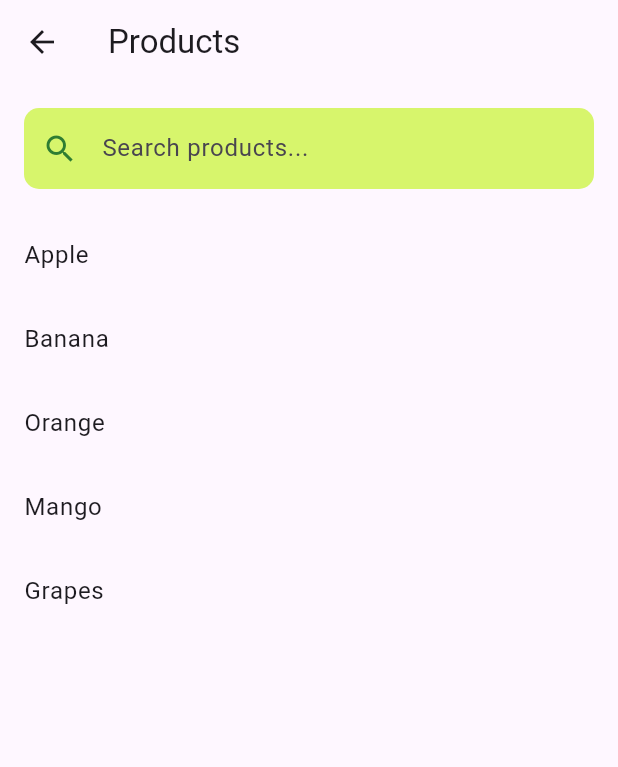
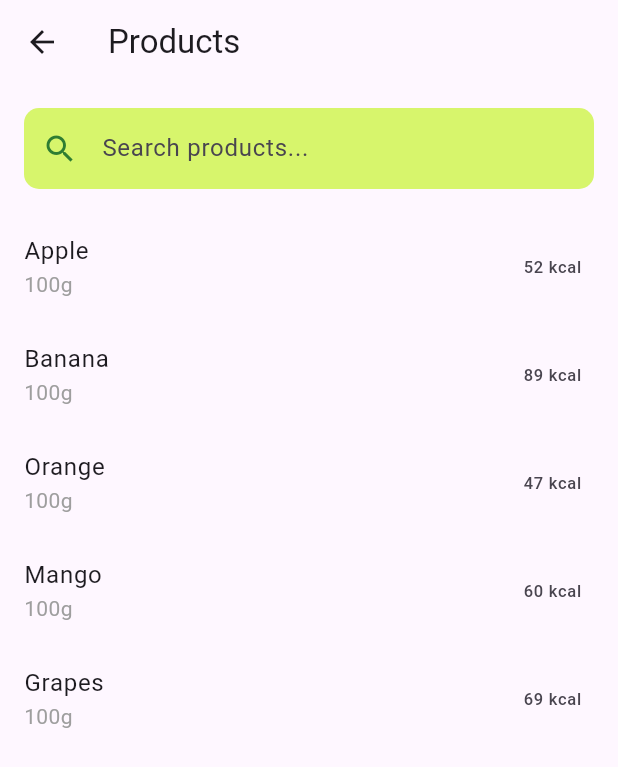
Before and after one commit to jaqubm/calorieCounter_frontend, a Flutter app: the ProductsScreen screen opened directly, on a phone screen of 412 x 824 dp. Shown: the top 767 px of the screen. Run offline on Flutter 3.47's test engine with Material 3 defaults, Android fonts, the phone set to English and light mode, and no system bars; our stand-ins replace flutter_dotenv, google_sign_in, shared_preferences; accounts and stored records are empty.

Commit message:
display valuesPer and energy

```diff
--- a/lib/screens/products_screen.dart
+++ b/lib/screens/products_screen.dart
@@ -1,9 +1,6 @@
 import 'package:caloriecounter/widgets/search_input.dart';
 import 'package:flutter/material.dart';
-
-
-import 'package:flutter/material.dart';
-import '../widgets/search_input.dart';
+import 'package:caloriecounter/models/product.dart';
 
 class ProductsScreen extends StatefulWidget {
   @override
@@ -12,8 +9,16 @@ class ProductsScreen extends StatefulWidget {
 
 class _ProductsScreenState extends State<ProductsScreen> {
   final TextEditingController _searchController = TextEditingController();
-  List<String> _allProducts = ['Apple', 'Banana', 'Orange', 'Mango', 'Grapes'];
-  List<String> _filteredProducts = [];
+
+  List<Product> _allProducts = [
+    Product(name: 'Apple', valuesPer: '100g', energy: '52 kcal'),
+    Product(name: 'Banana', valuesPer: '100g', energy: '89 kcal'),
+    Product(name: 'Orange', valuesPer: '100g', energy: '47 kcal'),
+    Product(name: 'Mango', valuesPer: '100g', energy: '60 kcal'),
+    Product(name: 'Grapes', valuesPer: '100g', energy: '69 kcal'),
+  ];
+
+  List<Product> _filteredProducts = [];
 
   @override
   void initState() {
@@ -28,7 +33,7 @@ class _ProductsScreenState extends State<ProductsScreen> {
       } else {
         _filteredProducts = _allProducts
             .where((product) =>
-                product.toLowerCase().contains(query.toLowerCase()))
+                product.name.toLowerCase().contains(query.toLowerCase()))
             .toList();
       }
     });
@@ -48,15 +53,20 @@ class _ProductsScreenState extends State<ProductsScreen> {
               hintText: 'Search products...',
               controller: _searchController,
               onChanged: _filterProducts,
-              onSubmitted: _filterProducts,
             ),
           ),
           Expanded(
             child: ListView.builder(
               itemCount: _filteredProducts.length,
               itemBuilder: (context, index) {
+                final product = _filteredProducts[index];
                 return ListTile(
-                  title: Text(_filteredProducts[index]),
+                  title: Text(product.name),
+                  subtitle: Text(
+                    product.valuesPer,
+                    style: TextStyle(color: Colors.grey),
+                  ),
+                  trailing: Text(product.energy, textAlign: TextAlign.right),
                 );
               },
             ),
```
